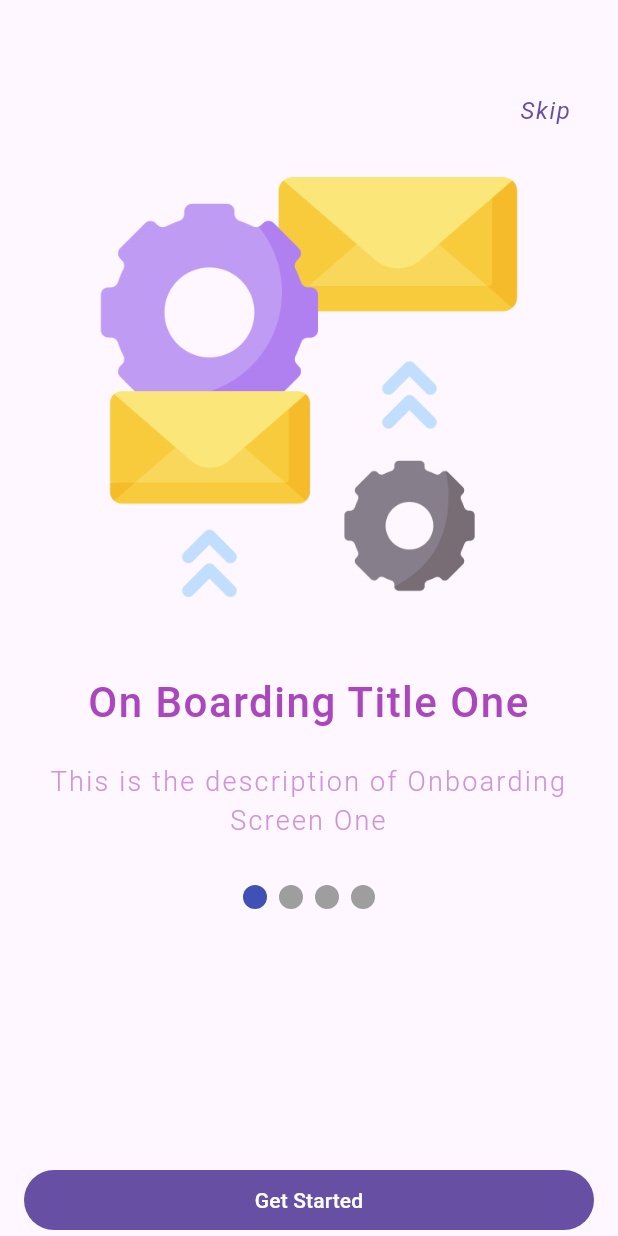
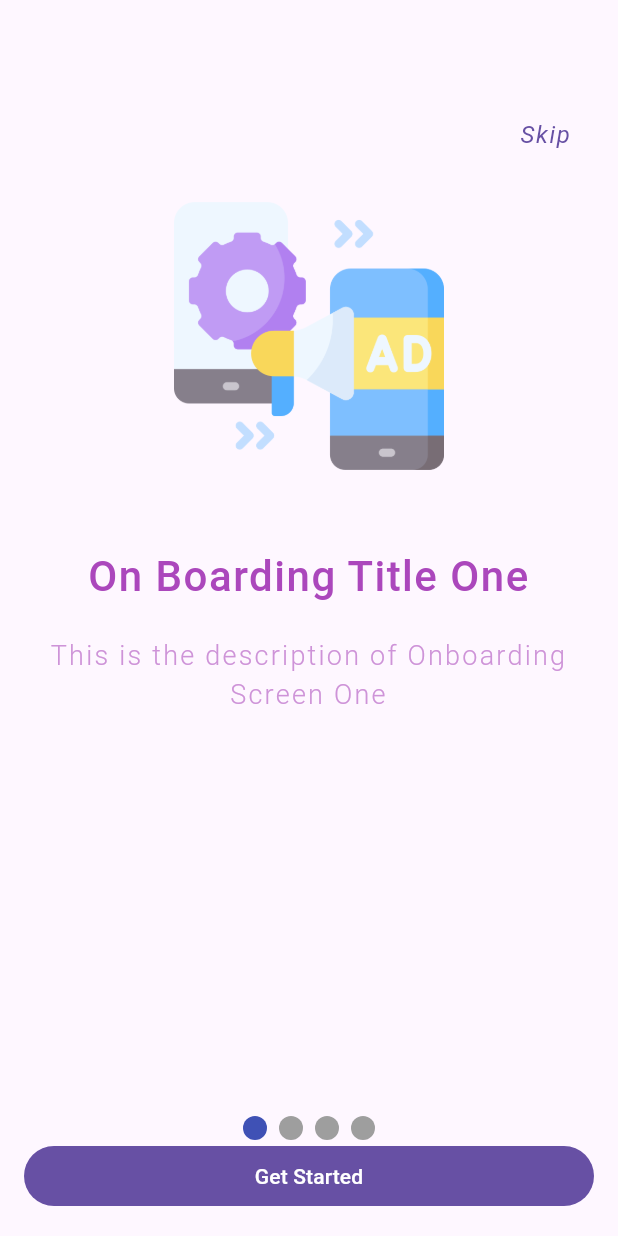
Before and after one commit to Ratndeep1999/fifth_onboarding_screen, a Flutter app: the screen it shows after launch, on a phone screen of 412 x 824 dp. Run offline on Flutter 3.47's test engine with Material 3 defaults, Android fonts, the light colour scheme and no system bars; drawn by our look-alikes of smooth_page_indicator.

Commit message:
onboarding_screen.dart: icon, title and description widget wrap under PageView.builder() widget .

```diff
--- a/lib/onboarding/screen/onboarding_screen.dart
+++ b/lib/onboarding/screen/onboarding_screen.dart
@@ -18,8 +18,8 @@ class _OnboardingScreenState extends State<OnboardingScreen> {
   @override
   Widget build(BuildContext context) {
     return Scaffold(
-      body: SafeArea(
-        minimum: EdgeInsets.symmetric(horizontal: 16.0),
+      body: Padding(
+        padding: const EdgeInsets.all(16.0),
         child: Column(
           crossAxisAlignment: CrossAxisAlignment.center,
           children: [
@@ -44,11 +44,20 @@ class _OnboardingScreenState extends State<OnboardingScreen> {
             ),
             const SizedBox(height: 20),
 
+            /// Onboarding Data
+            Expanded(
+              child: PageView.builder(
+                controller: _pageCtrl,
+                onPageChanged: (index) {},
+                itemCount: onboardingData.length,
+                itemBuilder: (ctx, index) {
+                  return Column(
+                    children: [
                       /// Icon
                       Image(
-              image: AssetImage(AppIcons.kOnboarding_icon4),
-              height: 280,
-              width: 280,
+                        image: AssetImage(onboardingData[index].icon),
+                        height: 180,
+                        width: 180,
                       ),
                       const SizedBox(height: 50),
 
@@ -76,7 +85,11 @@ class _OnboardingScreenState extends State<OnboardingScreen> {
                           letterSpacing: 1.5,
                         ),
                       ),
-            const SizedBox(height: 30),
+                    ],
+                  );
+                },
+              ),
+            ),
 
             /// Dot Indicator
             SmoothPageIndicator(
@@ -85,7 +98,6 @@ class _OnboardingScreenState extends State<OnboardingScreen> {
               onDotClicked: (index) {},
               effect: JumpingDotEffect(verticalOffset: 2),
             ),
-            Spacer(),
 
             /// Next Button
             SizedBox(
```
Lines whose indentation alone changed are shown as unchanged.
